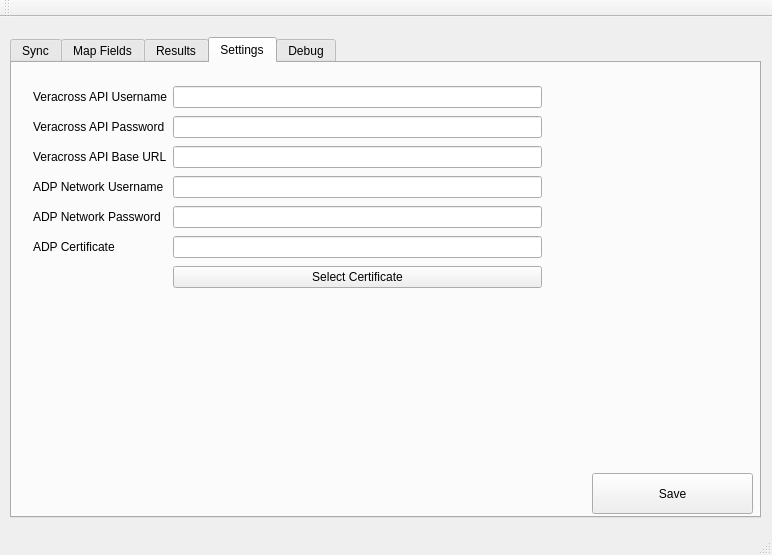
Old version of the form QT/ADP/mainwindow.ui in the repository beckf/vc-adp-sync.
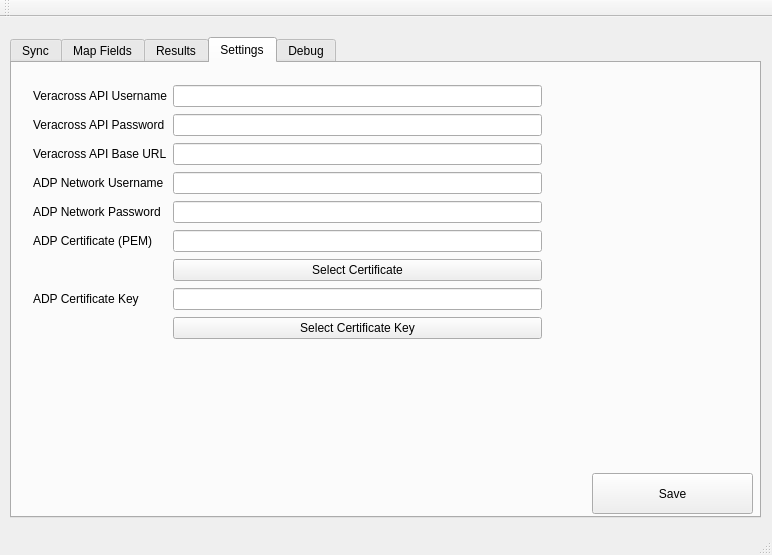
New version of the form. The open tabs and pages were chosen to show the change.

```diff
--- a/QT/ADP/mainwindow.ui
+++ b/QT/ADP/mainwindow.ui
@@ -24,7 +24,7 @@
      </rect>
     </property>
     <property name="currentIndex">
-     <number>0</number>
+     <number>3</number>
     </property>
     <widget class="QWidget" name="syncTab">
      <attribute name="title">
@@ -196,57 +196,33 @@
         <x>10</x>
         <y>10</y>
         <width>531</width>
-        <height>231</height>
+        <height>282</height>
        </rect>
       </property>
       <layout class="QGridLayout" name="gridLayout_3">
-       <item row="3" column="0">
-        <widget class="QLabel" name="lb_adpNetworkUsername">
+       <item row="6" column="1">
+        <widget class="QPushButton" name="btn_pickerADPCertificate">
          <property name="text">
-          <string>ADP Network Username</string>
+          <string>Select Certificate</string>
          </property>
         </widget>
        </item>
-       <item row="2" column="1">
-        <widget class="QLineEdit" name="vc_api_url"/>
-       </item>
-       <item row="2" column="0">
-        <widget class="QLabel" name="label_vcapiurl">
+       <item row="5" column="0">
+        <widget class="QLabel" name="lbl_CertificatePath">
          <property name="text">
-          <string>Veracross API Base URL</string>
+          <string>ADP Certificate (PEM)</string>
          </property>
         </widget>
        </item>
-       <item row="1" column="1">
-        <widget class="QLineEdit" name="vc_api_pass">
-         <property name="text">
-          <string/>
-         </property>
+       <item row="3" column="1">
+        <widget class="QLineEdit" name="lineEdit_adpUsername">
          <property name="echoMode">
           <enum>QLineEdit::PasswordEchoOnEdit</enum>
          </property>
         </widget>
        </item>
-       <item row="0" column="1">
-        <widget class="QLineEdit" name="vc_api_user">
-         <property name="echoMode">
-          <enum>QLineEdit::PasswordEchoOnEdit</enum>
-         </property>
-        </widget>
-       </item>
-       <item row="0" column="0">
-        <widget class="QLabel" name="label_vcapiusername">
-         <property name="text">
-          <string>Veracross API Username</string>
-         </property>
-        </widget>
-       </item>
-       <item row="1" column="0">
-        <widget class="QLabel" name="label_vcpassword">
-         <property name="text">
-          <string>Veracross API Password</string>
-         </property>
-        </widget>
+       <item row="5" column="1">
+        <widget class="QLineEdit" name="lineEdit_adpCertificatePEMPath"/>
        </item>
        <item row="4" column="1">
         <widget class="QLineEdit" name="lineEdit_adpPassword">
@@ -262,27 +238,68 @@
          </property>
         </widget>
        </item>
-       <item row="5" column="1">
-        <widget class="QLineEdit" name="lineEdit_adpCertificatePath"/>
+       <item row="1" column="0">
+        <widget class="QLabel" name="lbl_vcpassword">
+         <property name="text">
+          <string>Veracross API Password</string>
+         </property>
+        </widget>
        </item>
-       <item row="3" column="1">
-        <widget class="QLineEdit" name="lineEdit_adpUsername">
+       <item row="0" column="0">
+        <widget class="QLabel" name="lbl_vcapiusername">
+         <property name="text">
+          <string>Veracross API Username</string>
+         </property>
+        </widget>
+       </item>
+       <item row="0" column="1">
+        <widget class="QLineEdit" name="vc_api_user">
          <property name="echoMode">
           <enum>QLineEdit::PasswordEchoOnEdit</enum>
          </property>
         </widget>
        </item>
-       <item row="5" column="0">
-        <widget class="QLabel" name="label_2">
+       <item row="1" column="1">
+        <widget class="QLineEdit" name="vc_api_pass">
          <property name="text">
-          <string>ADP Certificate</string>
+          <string/>
          </property>
+         <property name="echoMode">
+          <enum>QLineEdit::PasswordEchoOnEdit</enum>
+         </property>
         </widget>
        </item>
-       <item row="6" column="1">
-        <widget class="QPushButton" name="btn_pickerADPCertificate">
+       <item row="2" column="0">
+        <widget class="QLabel" name="lbl_vcapiurl">
          <property name="text">
-          <string>Select Certificate</string>
+          <string>Veracross API Base URL</string>
+         </property>
+        </widget>
+       </item>
+       <item row="2" column="1">
+        <widget class="QLineEdit" name="vc_api_url"/>
+       </item>
+       <item row="3" column="0">
+        <widget class="QLabel" name="lbl_adpNetworkUsername">
+         <property name="text">
+          <string>ADP Network Username</string>
+         </property>
+        </widget>
+       </item>
+       <item row="8" column="1">
+        <widget class="QLineEdit" name="lineEdit_adpCertificateKeyPath"/>
+       </item>
+       <item row="8" column="0">
+        <widget class="QLabel" name="lbl_CertificateKeyPath">
+         <property name="text">
+          <string>ADP Certificate Key</string>
+         </property>
+        </widget>
+       </item>
+       <item row="9" column="1">
+        <widget class="QPushButton" name="btn_pickerADPCertificateKey">
+         <property name="text">
+          <string>Select Certificate Key</string>
          </property>
         </widget>
        </item>
```
Left out of the diff: 3 changed lines with no effect on the pictures.
